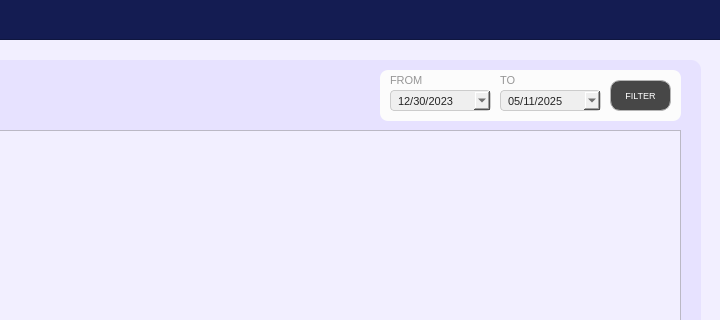
Qt form Resources/UIs/MainPages/StatisticPages/education.ui (Yohhannn/Barangay-Records-Statistics-System) before a commit; both pictures show x 630 to 1350 and y 0 to 320 of the 1350 by 850 pixel window.
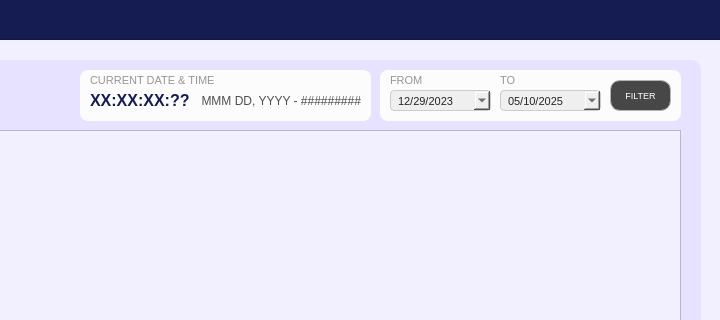
The same form after that commit. Icons and pictures are not drawn.

Commit message: Added Date and Time UI for Statistic Sub Pages

```diff
--- a/Resources/UIs/MainPages/StatisticPages/education.ui
+++ b/Resources/UIs/MainPages/StatisticPages/education.ui
@@ -1085,7 +1085,7 @@
        <second>0</second>
        <year>2023</year>
        <month>12</month>
-       <day>30</day>
+       <day>29</day>
       </datetime>
      </property>
      <property name="displayFormat">
@@ -1133,7 +1133,7 @@
        <second>0</second>
        <year>2025</year>
        <month>5</month>
-       <day>11</day>
+       <day>10</day>
       </datetime>
      </property>
      <property name="displayFormat">
@@ -1204,6 +1204,145 @@
      </property>
     </widget>
    </widget>
+   <widget class="QFrame" name="demo_frameDateTime">
+    <property name="geometry">
+     <rect>
+      <x>690</x>
+      <y>10</y>
+      <width>291</width>
+      <height>51</height>
+     </rect>
+    </property>
+    <property name="styleSheet">
+     <string notr="true">#demo_frameDateTime {
+  background-color: #fcfcfc;
+  border-radius: 8px; /* Adjust the pixel value to control the roundness */
+}</string>
+    </property>
+    <property name="frameShape">
+     <enum>QFrame::Shape::StyledPanel</enum>
+    </property>
+    <property name="frameShadow">
+     <enum>QFrame::Shadow::Raised</enum>
+    </property>
+    <widget class="QLabel" name="label_total_indppl_3">
+     <property name="geometry">
+      <rect>
+       <x>20</x>
+       <y>100</y>
+       <width>231</width>
+       <height>21</height>
+      </rect>
+     </property>
+     <property name="font">
+      <font>
+       <family>Arial</family>
+       <pointsize>11</pointsize>
+       <bold>true</bold>
+      </font>
+     </property>
+     <property name="styleSheet">
+      <string notr="true">#label_total_indppl {
+	background-color: transparent;
+	color: #4f4f4f;
+}
+</string>
+     </property>
+     <property name="text">
+      <string/>
+     </property>
+     <property name="alignment">
+      <set>Qt::AlignmentFlag::AlignLeading|Qt::AlignmentFlag::AlignLeft|Qt::AlignmentFlag::AlignVCenter</set>
+     </property>
+    </widget>
+    <widget class="QLabel" name="label_datetime">
+     <property name="geometry">
+      <rect>
+       <x>10</x>
+       <y>1</y>
+       <width>161</width>
+       <height>20</height>
+      </rect>
+     </property>
+     <property name="font">
+      <font>
+       <family>Arial</family>
+       <pointsize>8</pointsize>
+      </font>
+     </property>
+     <property name="styleSheet">
+      <string notr="true">#label_datetime{
+	color: #969696;
+}</string>
+     </property>
+     <property name="text">
+      <string>&lt;html&gt;&lt;head/&gt;&lt;body&gt;&lt;p&gt;CURRENT DATE &amp;amp; TIME&lt;/p&gt;&lt;/body&gt;&lt;/html&gt;</string>
+     </property>
+     <property name="alignment">
+      <set>Qt::AlignmentFlag::AlignLeading|Qt::AlignmentFlag::AlignLeft|Qt::AlignmentFlag::AlignVCenter</set>
+     </property>
+    </widget>
+    <widget class="QLabel" name="text_time">
+     <property name="geometry">
+      <rect>
+       <x>10</x>
+       <y>20</y>
+       <width>111</width>
+       <height>21</height>
+      </rect>
+     </property>
+     <property name="font">
+      <font>
+       <family>Arial</family>
+       <pointsize>12</pointsize>
+       <bold>true</bold>
+      </font>
+     </property>
+     <property name="styleSheet">
+      <string notr="true">#text_time {
+	background-color: transparent;
+	color: #141c52;
+}
+</string>
+     </property>
+     <property name="text">
+      <string>XX:XX:XX:??</string>
+     </property>
+     <property name="alignment">
+      <set>Qt::AlignmentFlag::AlignLeading|Qt::AlignmentFlag::AlignLeft|Qt::AlignmentFlag::AlignVCenter</set>
+     </property>
+    </widget>
+    <widget class="QLabel" name="text_date">
+     <property name="geometry">
+      <rect>
+       <x>120</x>
+       <y>20</y>
+       <width>161</width>
+       <height>21</height>
+      </rect>
+     </property>
+     <property name="font">
+      <font>
+       <family>Arial</family>
+       <pointsize>9</pointsize>
+       <bold>false</bold>
+      </font>
+     </property>
+     <property name="styleSheet">
+      <string notr="true">#text_date {
+	background-color: transparent;
+	color: #4f4f4f;
+}
+</string>
+     </property>
+     <property name="text">
+      <string>MMM DD, YYYY - #########</string>
+     </property>
+     <property name="alignment">
+      <set>Qt::AlignmentFlag::AlignRight|Qt::AlignmentFlag::AlignTrailing|Qt::AlignmentFlag::AlignVCenter</set>
+     </property>
+    </widget>
+   </widget>
   </widget>
  </widget>
  <resources/>
```
The commit also changes 13 other files.
